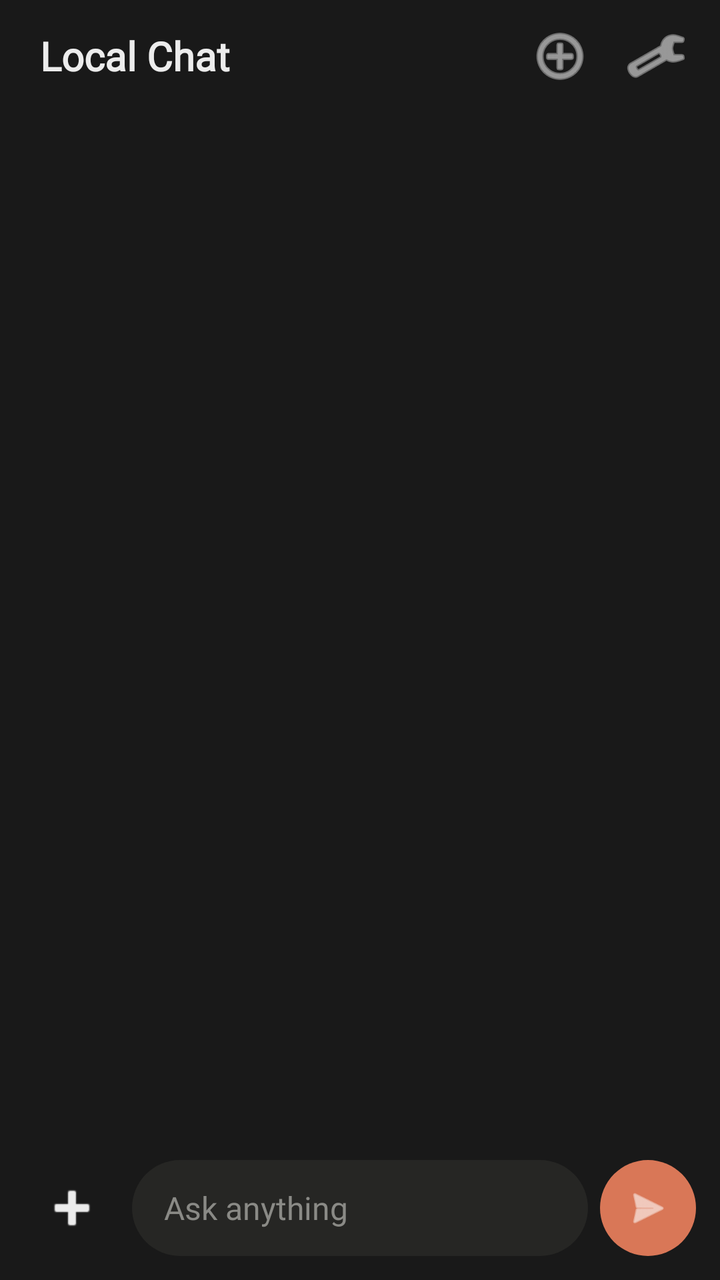
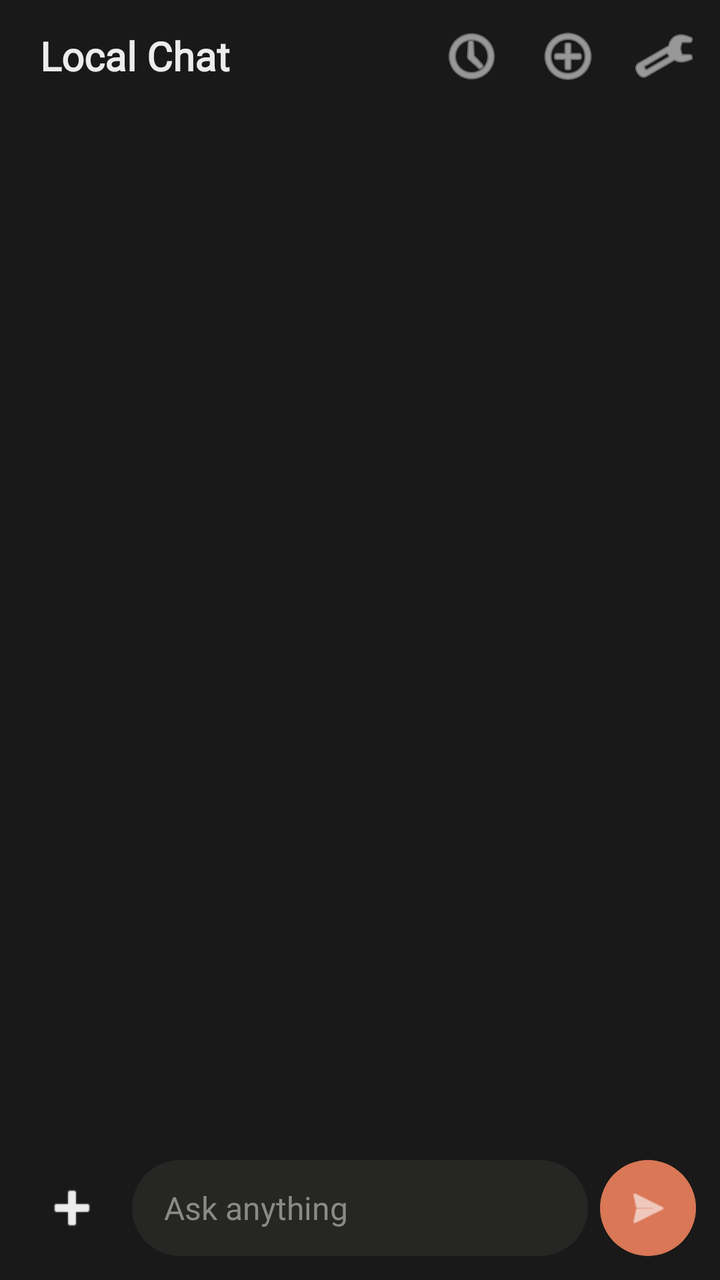

Two renders of the same Android screen: before a commit and after it. Below are the layout's source before the change and the commit's diff.
<!-- AndroidManifest.xml: application theme Theme.LocalChat -->
<!-- res/layout/activity_main.xml -->
<?xml version="1.0" encoding="utf-8"?>
<LinearLayout xmlns:android="http://schemas.android.com/apk/res/android"
    android:layout_width="match_parent"
    android:layout_height="match_parent"
    android:orientation="vertical"
    android:background="#191919">

    <LinearLayout
        android:layout_width="match_parent"
        android:layout_height="56dp"
        android:gravity="center_vertical"
        android:orientation="horizontal"
        android:paddingStart="20dp"
        android:paddingEnd="8dp">

        <TextView
            android:layout_width="0dp"
            android:layout_height="wrap_content"
            android:layout_weight="1"
            android:fontFamily="@font/firasans"
            android:text="Local Chat"
            android:textColor="#ECECEC"
            android:textSize="20sp"
            android:textStyle="bold" />

        <ImageButton
            android:id="@+id/btn_new"
            android:layout_width="48dp"
            android:layout_height="48dp"
            android:background="?attr/selectableItemBackgroundBorderless"
            android:contentDescription="New chat"
            android:src="@android:drawable/ic_menu_add"
            android:tint="#ECECEC" />

        <ImageButton
            android:id="@+id/btn_settings"
            android:layout_width="48dp"
            android:layout_height="48dp"
            android:background="?attr/selectableItemBackgroundBorderless"
            android:contentDescription="Settings"
            android:src="@android:drawable/ic_menu_manage"
            android:tint="#ECECEC" />
    </LinearLayout>

    <androidx.recyclerview.widget.RecyclerView
        android:id="@+id/messages"
        android:layout_width="match_parent"
        android:layout_height="0dp"
        android:layout_weight="1"
        android:clipToPadding="false"
        android:paddingStart="16dp"
        android:paddingEnd="16dp"
        android:paddingTop="8dp"
        android:paddingBottom="8dp" />

    <LinearLayout
        android:layout_width="match_parent"
        android:layout_height="wrap_content"
        android:gravity="center_vertical"
        android:orientation="horizontal"
        android:paddingStart="12dp"
        android:paddingEnd="12dp"
        android:paddingTop="8dp"
        android:paddingBottom="12dp">

        <ImageButton
            android:id="@+id/btn_tools"
            android:layout_width="48dp"
            android:layout_height="48dp"
            android:background="?attr/selectableItemBackgroundBorderless"
            android:contentDescription="Add to chat"
            android:src="@android:drawable/ic_input_add"
            android:tint="#ECECEC" />

        <LinearLayout
            android:layout_width="0dp"
            android:layout_height="wrap_content"
            android:layout_weight="1"
            android:layout_marginStart="6dp"
            android:layout_marginEnd="6dp"
            android:minHeight="48dp"
            android:background="@drawable/bg_input"
            android:gravity="center_vertical"
            android:orientation="horizontal"
            android:paddingStart="16dp"
            android:paddingEnd="4dp">

            <EditText
                android:id="@+id/input"
                android:layout_width="0dp"
                android:layout_height="wrap_content"
                android:layout_weight="1"
                android:background="@null"
                android:fontFamily="@font/firasans"
                android:hint="Ask anything"
                android:inputType="textMultiLine|textCapSentences"
                android:maxLines="6"
                android:paddingTop="12dp"
                android:paddingBottom="12dp"
                android:textColor="#ECECEC"
                android:textColorHint="#8A8A86"
                android:textSize="16sp" />
        </LinearLayout>

        <ImageButton
            android:id="@+id/send"
            android:layout_width="48dp"
            android:layout_height="48dp"
            android:background="@drawable/bg_send"
            android:contentDescription="Send"
            android:padding="12dp"
            android:scaleType="centerInside"
            android:src="@android:drawable/ic_menu_send"
            android:tint="#FFFFFF" />
    </LinearLayout>
</LinearLayout>
<!-- resources referenced by this layout -->
<resources>
  <!-- drawable bg_input (drawable) -->
  <?xml version="1.0" encoding="utf-8"?>
  <shape xmlns:android="http://schemas.android.com/apk/res/android" android:shape="rectangle">
      <solid android:color="#262624" />
      <corners android:radius="26dp" />
  </shape>
  <!-- drawable bg_send (drawable) -->
  <?xml version="1.0" encoding="utf-8"?>
  <shape xmlns:android="http://schemas.android.com/apk/res/android" android:shape="oval">
      <solid android:color="#D97757" />
  </shape>
  <style name="Theme.LocalChat" parent="Theme.Material3.Dark.NoActionBar">
          <item name="colorPrimary">#D97757</item>
          <item name="colorOnPrimary">#FFFFFF</item>
          <item name="colorSecondary">#D97757</item>
          <item name="colorPrimaryContainer">#2E2E2C</item>
          <item name="colorOnPrimaryContainer">#ECECEC</item>
          <item name="colorSurface">#191919</item>
          <item name="colorOnSurface">#ECECEC</item>
          <item name="colorSurfaceVariant">#262624</item>
          <item name="colorOnSurfaceVariant">#B8B8B5</item>
          <item name="colorOutline">#3A3A38</item>
          <item name="colorOutlineVariant">#33332F</item>
          <item name="android:windowBackground">#191919</item>
          <item name="android:statusBarColor">#191919</item>
          <item name="android:navigationBarColor">#191919</item>
      </style>
</resources>

<!-- the commit's change to res/layout/activity_main.xml (unified diff, before → after) -->
@@ -11,17 +11,28 @@
         android:gravity="center_vertical"
         android:orientation="horizontal"
         android:paddingStart="20dp"
-        android:paddingEnd="8dp">
+        android:paddingEnd="4dp">
 
         <TextView
             android:layout_width="0dp"
             android:layout_height="wrap_content"
             android:layout_weight="1"
+            android:ellipsize="end"
             android:fontFamily="@font/firasans"
+            android:maxLines="1"
             android:text="Local Chat"
             android:textColor="#ECECEC"
             android:textSize="20sp"
             android:textStyle="bold" />
+
+        <ImageButton
+            android:id="@+id/btn_history"
+            android:layout_width="48dp"
+            android:layout_height="48dp"
+            android:background="?attr/selectableItemBackgroundBorderless"
+            android:contentDescription="Chat history"
+            android:src="@android:drawable/ic_menu_recent_history"
+            android:tint="#ECECEC" />
 
         <ImageButton
             android:id="@+id/btn_new"
